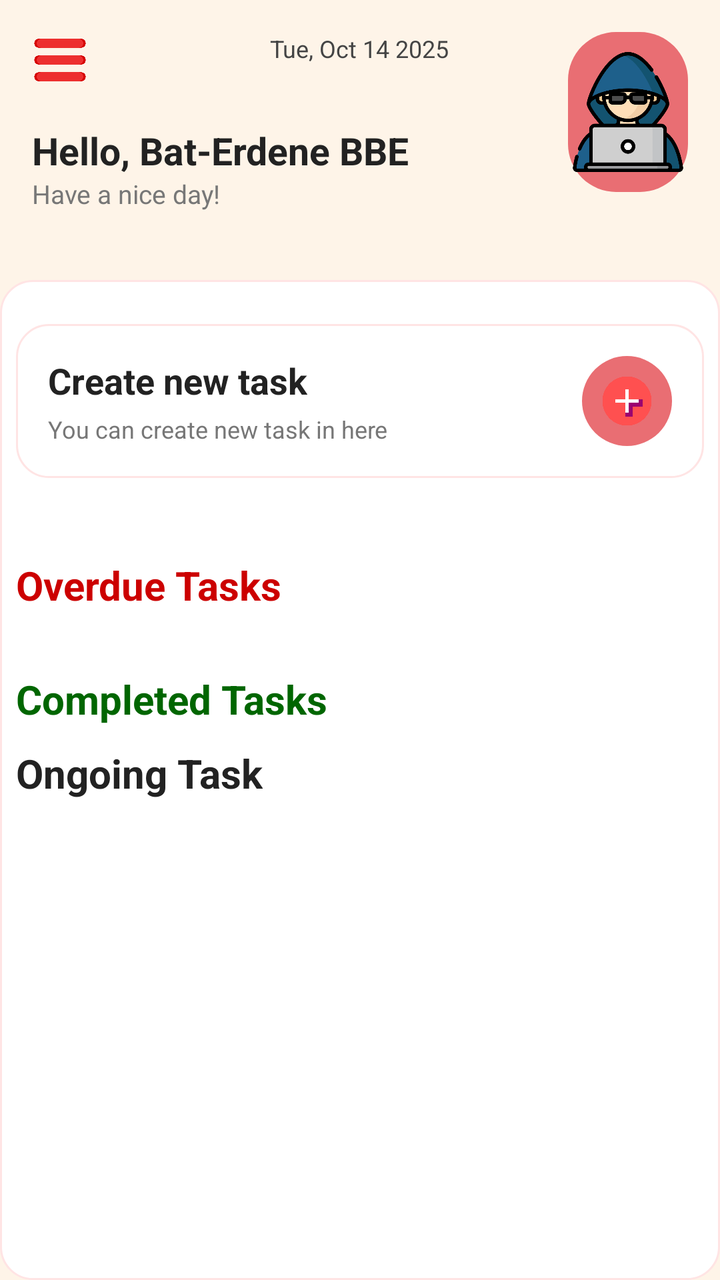
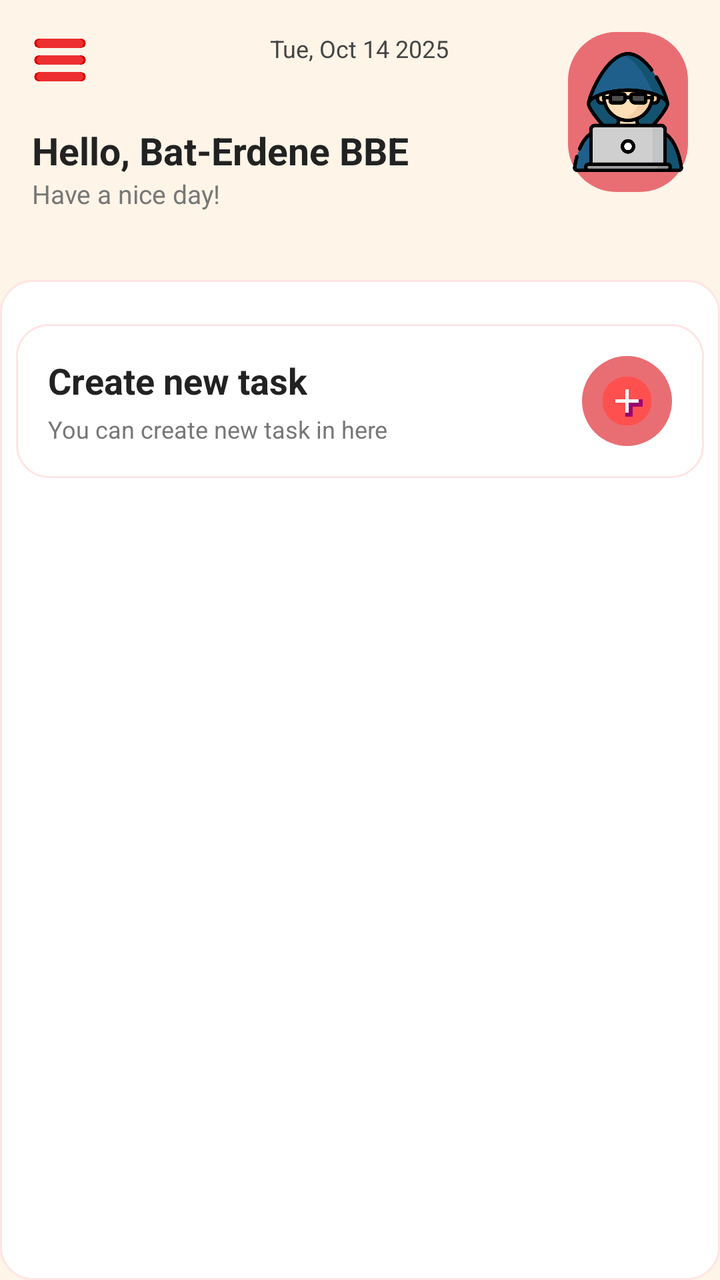

The first picture is an Android layout as it rendered before a commit; the second is the same layout after the commit. The layout source and the unified diff follow.
<!-- AndroidManifest.xml: application theme Theme.TaskScheduler -->
<!-- res/layout/activity_home.xml -->
<?xml version="1.0" encoding="utf-8"?>
<LinearLayout xmlns:android="http://schemas.android.com/apk/res/android"
    android:layout_width="match_parent"
    android:layout_height="match_parent"
    android:orientation="vertical"
    android:background="@color/bg">

    <RelativeLayout
        android:layout_width="match_parent"
        android:layout_height="140dp"
        android:padding="16dp"
        android:background="@color/bg">

        <ImageView
            android:id="@+id/ic_menu"
            android:layout_width="28dp"
            android:layout_height="28dp"
            android:layout_alignParentStart="true"
            android:src="@drawable/ic_menu" />

        <TextView
            android:id="@+id/tvDate"
            android:layout_width="wrap_content"
            android:layout_height="wrap_content"
            android:layout_centerHorizontal="true"
            android:text="Tue, Oct 14 2025"
            android:textColor="#444444"
            android:textSize="12sp" />

        <ImageView
            android:id="@+id/avatar_profile"
            android:layout_width="60dp"
            android:layout_height="80dp"
            android:layout_alignParentEnd="true"
            android:background="@drawable/avatar_bg"
            android:src="@drawable/avatar_profile"/>

        <TextView
            android:id="@+id/tvUserName"
            android:layout_width="wrap_content"
            android:layout_height="wrap_content"
            android:layout_below="@id/tvDate"
            android:layout_marginTop="30dp"
            android:text="Hello, Bat-Erdene BBE"
            android:textStyle="bold"
            android:textColor="#222222"
            android:textSize="19sp" />

        <TextView
            android:id="@+id/tvSubTitle"
            android:layout_width="wrap_content"
            android:layout_height="wrap_content"
            android:layout_below="@id/tvUserName"
            android:text="Have a nice day!"
            android:textColor="#777777"
            android:textSize="13sp" />
    </RelativeLayout>

    <ScrollView
        android:layout_width="match_parent"
        android:layout_height="match_parent"
        android:background="@drawable/card_bg">

        <LinearLayout
            android:layout_width="match_parent"
            android:layout_height="wrap_content"
            android:orientation="vertical"
            android:padding="0dp">

            <LinearLayout
                android:id="@+id/projectsContainer"
                android:layout_width="match_parent"
                android:layout_height="wrap_content"
                android:orientation="vertical"
                android:layout_marginTop="10dp"
                android:visibility="gone">

                <LinearLayout
                    android:layout_width="match_parent"
                    android:layout_height="wrap_content"
                    android:orientation="horizontal"
                    android:gravity="center_vertical">

                    <TextView
                        android:layout_width="0dp"
                        android:layout_height="wrap_content"
                        android:layout_weight="1"
                        android:text="Category Task"
                        android:textColor="#222222"
                        android:textSize="20sp"
                        android:textStyle="bold" />

                    <TextView
                        android:id="@+id/seeMoreProjects"
                        android:layout_width="wrap_content"
                        android:layout_height="wrap_content"
                        android:text="@string/see"
                        android:textColor="@color/gray"
                        android:textSize="13sp" />
                </LinearLayout>

                <LinearLayout
                    android:id="@+id/projectsRow"
                    android:layout_width="match_parent"
                    android:layout_height="wrap_content"
                    android:orientation="horizontal"
                    android:layout_marginTop="12dp"
                    android:weightSum="3">
                </LinearLayout>

            </LinearLayout>

            <LinearLayout
                android:id="@+id/createTaskCard"
                android:layout_width="match_parent"
                android:layout_height="wrap_content"
                android:orientation="horizontal"
                android:padding="16dp"
                android:gravity="center_vertical"
                android:background="@drawable/card_bg"
                android:layout_marginTop="14dp">

                <LinearLayout
                    android:layout_width="0dp"
                    android:layout_height="wrap_content"
                    android:layout_weight="1"
                    android:orientation="vertical">

                    <TextView
                        android:id="@+id/tvCreateTitle"
                        android:layout_width="wrap_content"
                        android:layout_height="wrap_content"
                        android:text="Create new task"
                        android:textSize="18sp"
                        android:textStyle="bold"
                        android:textColor="#222222"/>

                    <TextView
                        android:id="@+id/tvCreateSubtitle"
                        android:layout_width="wrap_content"
                        android:layout_height="wrap_content"
                        android:text="You can create new task in here"
                        android:textSize="12sp"
                        android:textColor="#777777"
                        android:layout_marginTop="4dp"/>
                </LinearLayout>

                <ImageView
                    android:id="@+id/btnAddTask"
                    android:layout_width="45dp"
                    android:layout_height="45dp"
                    android:src="@drawable/add_round"
                    android:background="@drawable/rounded_button"
                    android:padding="10dp"/>
            </LinearLayout>

            <LinearLayout
                android:id="@+id/taskSection"
                android:layout_width="match_parent"
                android:layout_height="wrap_content"
                android:orientation="vertical"
                android:visibility="visible"
                android:layout_marginTop="20dp">

                <LinearLayout
                    android:id="@+id/overdueSection"
                    android:layout_width="match_parent"
                    android:layout_height="wrap_content"
                    android:orientation="vertical"
                    android:visibility="visible"
                    android:layout_marginTop="20dp">

                    <TextView
                        android:layout_width="wrap_content"
                        android:layout_height="wrap_content"
                        android:text="Overdue Tasks"
                        android:textStyle="bold"
                        android:textColor="#CC0000"
                        android:textSize="20sp" />

                    <LinearLayout
                        android:id="@+id/overdueContainer"
                        android:layout_width="match_parent"
                        android:layout_height="wrap_content"
                        android:orientation="vertical"
                        android:paddingTop="10dp" />
                </LinearLayout>

                <LinearLayout
                    android:id="@+id/completedSection"
                    android:layout_width="match_parent"
                    android:layout_height="wrap_content"
                    android:orientation="vertical"
                    android:visibility="visible"
                    android:layout_marginTop="20dp">

                    <TextView
                        android:layout_width="wrap_content"
                        android:layout_height="wrap_content"
                        android:text="Completed Tasks"
                        android:textStyle="bold"
                        android:textColor="#006600"
                        android:textSize="20sp" />

                    <LinearLayout
                        android:id="@+id/completedContainer"
                        android:layout_width="match_parent"
                        android:layout_height="wrap_content"
                        android:orientation="vertical"
                        android:paddingTop="10dp" />
                </LinearLayout>

                <TextView
                    android:layout_width="wrap_content"
                    android:layout_height="wrap_content"
                    android:text="Ongoing Task"
                    android:textStyle="bold"
                    android:textColor="#222222"
                    android:textSize="20sp" />


                <LinearLayout
                    android:id="@+id/taskContainer"
                    android:layout_width="match_parent"
                    android:layout_height="wrap_content"
                    android:orientation="vertical"
                    android:paddingTop="10dp" />
            </LinearLayout>
        </LinearLayout>
    </ScrollView>
</LinearLayout>
<!-- resources referenced by this layout -->
<resources>
  <color name="bg">#FEF4E8</color>
  <color name="gray">#626262</color>
  <!-- drawable add_round: png bitmap (drawable, 12186 bytes) -->
  <!-- drawable avatar_bg (drawable) -->
  <?xml version="1.0" encoding="utf-8"?>
  <shape xmlns:android="http://schemas.android.com/apk/res/android">
      <solid android:color="#E96E73" />
      <corners android:radius="24dp" />
      <size android:height="100dp"/>
      <size android:width="60dp"/>
  </shape>
  <!-- drawable avatar_profile: png bitmap (drawable, 26386 bytes) -->
  <!-- drawable card_bg (drawable) -->
  <?xml version="1.0" encoding="utf-8"?>
  <shape xmlns:android="http://schemas.android.com/apk/res/android">
      <solid android:color="#FFFFFF"/>
      <corners android:radius="16dp"/>
      <padding
          android:left="8dp"
          android:top="8dp"
          android:right="8dp"
          android:bottom="8dp"/>
      <stroke
          android:width="1dp"
          android:color="#FFE4E4"/>
  </shape>
  <!-- drawable ic_menu: png bitmap (drawable, 9594 bytes) -->
  <!-- drawable rounded_button (drawable) -->
  <?xml version="1.0" encoding="utf-8"?>
  <shape xmlns:android="http://schemas.android.com/apk/res/android">
      <solid android:color="#E96E73" />
      <corners android:radius="24dp" />
  </shape>
  <string name="see">See more</string>
  <style name="Theme.TaskScheduler" parent="Theme.AppCompat.Light.NoActionBar">
      </style>
</resources>

<!-- the commit's change to res/layout/activity_home.xml (unified diff, before → after) -->
@@ -162,12 +162,21 @@
                 android:visibility="visible"
                 android:layout_marginTop="20dp">
 
+                <TextView
+                    android:layout_width="wrap_content"
+                    android:layout_height="wrap_content"
+                    android:visibility="gone"
+                    android:text="Ongoing Task"
+                    android:textStyle="bold"
+                    android:textColor="#222222"
+                    android:textSize="20sp" />
+
                 <LinearLayout
                     android:id="@+id/overdueSection"
                     android:layout_width="match_parent"
                     android:layout_height="wrap_content"
                     android:orientation="vertical"
-                    android:visibility="visible"
+                    android:visibility="gone"
                     android:layout_marginTop="20dp">
 
                     <TextView
@@ -191,7 +200,7 @@
                     android:layout_width="match_parent"
                     android:layout_height="wrap_content"
                     android:orientation="vertical"
-                    android:visibility="visible"
+                    android:visibility="gone"
                     android:layout_marginTop="20dp">
 
                     <TextView
@@ -209,15 +218,6 @@
                         android:orientation="vertical"
                         android:paddingTop="10dp" />
                 </LinearLayout>
-
-                <TextView
-                    android:layout_width="wrap_content"
-                    android:layout_height="wrap_content"
-                    android:text="Ongoing Task"
-                    android:textStyle="bold"
-                    android:textColor="#222222"
-                    android:textSize="20sp" />
-
 
                 <LinearLayout
                     android:id="@+id/taskContainer"
